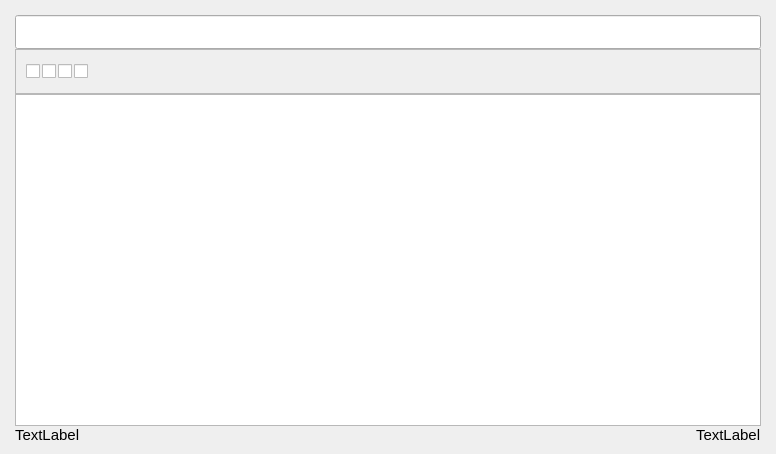
Old version of the form forms/NoteEditor.ui in the repository Patryk-Trojak/Notes.
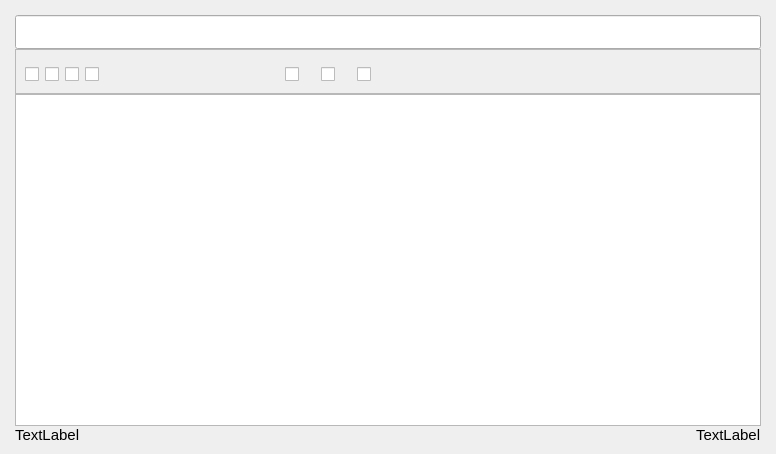
New version of the form. Icons and pictures are not drawn. Custom widgets are drawn as their Qt base class.

Commit message: Add list checkboxes to NoteEditor

Diff of the .ui file:
```diff
--- a/forms/NoteEditor.ui
+++ b/forms/NoteEditor.ui
@@ -89,7 +89,7 @@
         <x>0</x>
         <y>0</y>
         <width>600</width>
-        <height>43</height>
+        <height>48</height>
        </rect>
       </property>
       <property name="sizePolicy">
@@ -105,21 +105,6 @@
        </size>
       </property>
       <layout class="QHBoxLayout" name="horizontalLayout_2">
-       <property name="spacing">
-        <number>2</number>
-       </property>
-       <property name="leftMargin">
-        <number>10</number>
-       </property>
-       <property name="topMargin">
-        <number>0</number>
-       </property>
-       <property name="rightMargin">
-        <number>0</number>
-       </property>
-       <property name="bottomMargin">
-        <number>0</number>
-       </property>
        <item>
         <widget class="QCheckBox" name="boldCheckBox">
          <property name="sizePolicy">
@@ -426,6 +411,123 @@
          </property>
         </widget>
        </item>
+       <item>
+        <widget class="QCheckBox" name="orderedListCheckBox">
+         <property name="sizePolicy">
+          <sizepolicy hsizetype="Fixed" vsizetype="Fixed">
+           <horstretch>0</horstretch>
+           <verstretch>0</verstretch>
+          </sizepolicy>
+         </property>
+         <property name="minimumSize">
+          <size>
+           <width>30</width>
+           <height>30</height>
+          </size>
+         </property>
+         <property name="maximumSize">
+          <size>
+           <width>30</width>
+           <height>30</height>
+          </size>
+         </property>
+         <property name="focusPolicy">
+          <enum>Qt::NoFocus</enum>
+         </property>
+         <property name="styleSheet">
+          <string notr="true">QCheckBox::indicator {image: url(:/images/orderedList.png); width: 30px; height: 30px;}
+</string>
+         </property>
+         <property name="text">
+          <string/>
+         </property>
+         <property name="icon">
+          <iconset resource="../resources/images.qrc">
+           <normaloff>:/images/indent.png</normaloff>:/images/indent.png</iconset>
+         </property>
+         <attribute name="buttonGroup">
+          <string notr="true">listCheckBoxes</string>
+         </attribute>
+        </widget>
+       </item>
+       <item>
+        <widget class="QCheckBox" name="unorderedListCheckBox">
+         <property name="sizePolicy">
+          <sizepolicy hsizetype="Fixed" vsizetype="Fixed">
+           <horstretch>0</horstretch>
+           <verstretch>0</verstretch>
+          </sizepolicy>
+         </property>
+         <property name="minimumSize">
+          <size>
+           <width>30</width>
+           <height>30</height>
+          </size>
+         </property>
+         <property name="maximumSize">
+          <size>
+           <width>30</width>
+           <height>30</height>
+          </size>
+         </property>
+         <property name="focusPolicy">
+          <enum>Qt::NoFocus</enum>
+         </property>
+         <property name="styleSheet">
+          <string notr="true">QCheckBox::indicator {image: url(:/images/unorderedList.png); width: 30px; height: 30px;}
+</string>
+         </property>
+         <property name="text">
+          <string/>
+         </property>
+         <property name="icon">
+          <iconset resource="../resources/images.qrc">
+           <normaloff>:/images/indent.png</normaloff>:/images/indent.png</iconset>
+         </property>
+         <attribute name="buttonGroup">
+          <string notr="true">listCheckBoxes</string>
+         </attribute>
+        </widget>
+       </item>
+       <item>
+        <widget class="QCheckBox" name="taskListCheckBox">
+         <property name="sizePolicy">
+          <sizepolicy hsizetype="Fixed" vsizetype="Fixed">
+           <horstretch>0</horstretch>
+           <verstretch>0</verstretch>
+          </sizepolicy>
+         </property>
+         <property name="minimumSize">
+          <size>
+           <width>30</width>
+           <height>30</height>
+          </size>
+         </property>
+         <property name="maximumSize">
+          <size>
+           <width>30</width>
+           <height>30</height>
+          </size>
+         </property>
+         <property name="focusPolicy">
+          <enum>Qt::NoFocus</enum>
+         </property>
+         <property name="styleSheet">
+          <string notr="true">QCheckBox::indicator {image: url(:/images/taskList.png); width: 30px; height: 30px;}
+</string>
+         </property>
+         <property name="text">
+          <string/>
+         </property>
+         <property name="icon">
+          <iconset resource="../resources/images.qrc">
+           <normaloff>:/images/indent.png</normaloff>:/images/indent.png</iconset>
+         </property>
+         <attribute name="buttonGroup">
+          <string notr="true">listCheckBoxes</string>
+         </attribute>
+        </widget>
+       </item>
        <item>
         <spacer name="horizontalSpacer">
          <property name="orientation">
```
Left out of the diff: 6 changed lines with no effect on the pictures. The commit also changes 6 other files.
